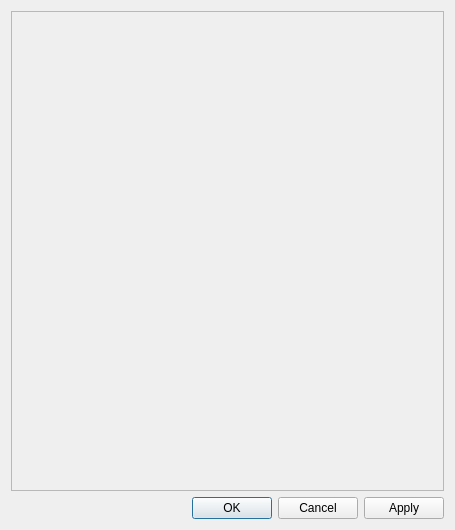
Before: the Qt Designer form ui/propertiesdialog.ui in minorua/Qgis2threejs, drawn with Qt 5.
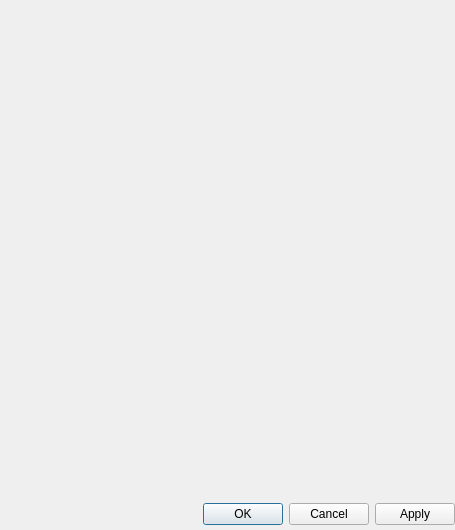
After: the same form once the commit is applied.

```diff
--- a/ui/propertiesdialog.ui
+++ b/ui/propertiesdialog.ui
@@ -14,8 +14,23 @@
    <string>Properties Dialog</string>
   </property>
   <layout class="QVBoxLayout" name="verticalLayout">
+   <property name="leftMargin">
+    <number>0</number>
+   </property>
+   <property name="topMargin">
+    <number>0</number>
+   </property>
+   <property name="rightMargin">
+    <number>0</number>
+   </property>
+   <property name="bottomMargin">
+    <number>5</number>
+   </property>
    <item>
     <widget class="QScrollArea" name="scrollArea">
+     <property name="frameShape">
+      <enum>QFrame::NoFrame</enum>
+     </property>
      <property name="widgetResizable">
       <bool>true</bool>
      </property>
@@ -24,8 +39,8 @@
        <rect>
         <x>0</x>
         <y>0</y>
-        <width>431</width>
-        <height>471</height>
+        <width>455</width>
+        <height>490</height>
        </rect>
       </property>
      </widget>
```
